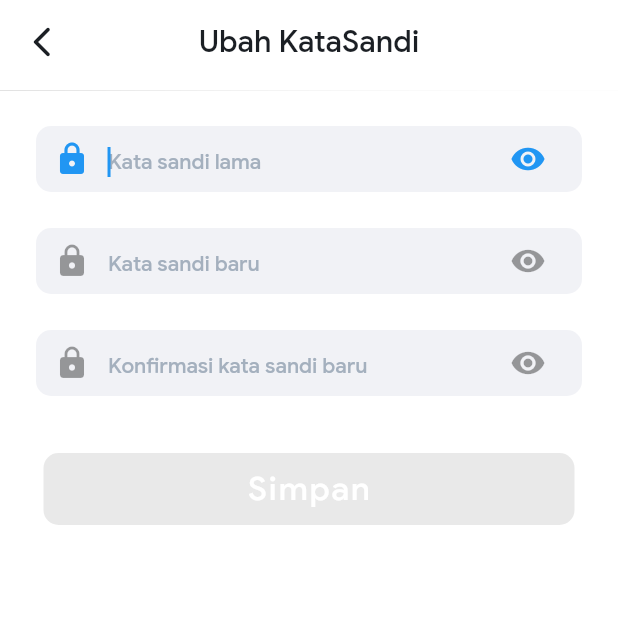
After one commit to ariefendi992/absen_siswa_qr_code, a Flutter app: the GuruChangePassPage screen opened directly, on a phone screen of 412 x 824 dp, the top half of it. The commit adds this screen. Run offline on Flutter 3.47's test engine with Material 2 defaults, Android fonts, the phone set to English and light mode, and no system bars; our stand-ins replace bloc, dio, dropdown_button2, equatable, flutter_bloc, flutter_secure_storage and 1 more; missing offline and left inert: mobile_scanner; accounts and stored records are empty; network calls fail.

Commit message:
update page ganti kata sandi

```diff
--- a/lib/cubit/user/guru/user_guru_state.dart
+++ b/lib/cubit/user/guru/user_guru_state.dart
@@ -20,6 +20,24 @@ class UserGuruSuccess extends UserGuruState {
   List<Object> get props => [userGuru];
 }
 
+class UserGuruUpdatePassSuccess extends UserGuruState {
+  final UserGuruModel userGuru;
+
+  const UserGuruUpdatePassSuccess(this.userGuru);
+
+  @override
+  List<Object> get props => [userGuru];
+}
+
+class UserGuruUpdateFailed extends UserGuruState {
+  final String error;
+
+  const UserGuruUpdateFailed(this.error);
+
+  @override
+  List<Object> get props => [error];
+}
+
 class UserGuruFailed extends UserGuruState {
   final String error;
 
--- a/lib/utils/url.dart
+++ b/lib/utils/url.dart
@@ -1 +1 @@
-String baseUrl = 'http://192.168.1.3:5000';
+String baseUrl = 'http://192.168.0.253:5000';
--- a/lib/views/auth/auth_page.dart
+++ b/lib/views/auth/auth_page.dart
@@ -230,7 +230,7 @@ class _AuthPageState extends State<AuthPage> {
                                     color: kGreyTextColor,
                                     fontSize: 14,
                                   ),
-                                  prefixIcon: Icon(Icons.person),
+                                  prefixIcon: Icon(Icons.lock_rounded),
                                   suffixIcon: true
                                       ? InkWell(
                                           onTap: () {
--- a/lib/views/guru/main_guru_page.dart
+++ b/lib/views/guru/main_guru_page.dart
@@ -2,7 +2,7 @@ import 'package:absen_siswa_qr_code/cubit/page/page_cubit.dart';
 import 'package:absen_siswa_qr_code/utils/theme.dart';
 import 'package:absen_siswa_qr_code/views/guru/menu/guru_home_page.dart';
 import 'package:absen_siswa_qr_code/views/guru/menu/guru_scan_qr_page.dart';
-import 'package:absen_siswa_qr_code/views/guru/menu/profil_guru_page.dart';
+import 'package:absen_siswa_qr_code/views/guru/menu/guru_profil_page.dart';
 import 'package:absen_siswa_qr_code/views/widgets/button_bottom_app_bar.dart';
 import 'package:flutter/material.dart';
 import 'package:flutter_bloc/flutter_bloc.dart';
--- /dev/null
+++ b/lib/views/guru/sub_menu/guru_change_password.dart
@@ -0,0 +1,410 @@
+import 'dart:async';
+
+import 'package:absen_siswa_qr_code/cubit/user/guru/user_guru_cubit.dart';
+import 'package:absen_siswa_qr_code/utils/theme.dart';
+import 'package:absen_siswa_qr_code/views/widgets/button_widget.dart';
+import 'package:flutter/material.dart';
+import 'package:flutter_bloc/flutter_bloc.dart';
+
+class GuruChangePassPage extends StatefulWidget {
+  const GuruChangePassPage({super.key});
+
+  @override
+  State<GuruChangePassPage> createState() => _GuruChangePassPageState();
+}
+
+class _GuruChangePassPageState extends State<GuruChangePassPage> {
+  final passwordController = TextEditingController();
+  final newPasswordController = TextEditingController();
+  final confirmNewPasswordController = TextEditingController();
+  bool _isVisible = true;
+  bool _isVisibleNewPass = true;
+  bool _isVisibleConfNewPass = true;
+  bool _isCheckPassword = false;
+  bool _isTruePassword = false;
+  bool _isEnabledNewPassword = false;
+  bool _isCheckNewPassword = false;
+  bool _isCheckNewPasswordError = false;
+  bool _isButtonWidgetEnable = false;
+  // bool _isCheckCaracterNewPassword = false;
+  bool showSnackBar = true;
+  String? oldPassword;
+  String? newPassword;
+  String? msgNewValidPass;
+
+  @override
+  void initState() {
+    super.initState();
+  }
+
+  onPasswordCheck(String password) {
+    setState(() {
+      _isCheckPassword = false;
+      _isEnabledNewPassword = false;
+      if (password.length >= 8) {
+        _isCheckPassword = true;
+        Map<String, dynamic> data = {'password': password};
+        context.read<UserGuruCubit>().checkPassGuru(data: data);
+      }
+      oldPassword = "";
+    });
+  }
+
+  // onNewPasswordCheck(String password) {
+  //   _isCheckCaracterNewPassword = false;
+  //   setState(() {
+  //     if (password.length )
+  //   });
+  // }
+
+  onConfNewPassCheck(String password) {
+    _isCheckNewPassword = false;
+    _isCheckNewPasswordError = false;
+    _isButtonWidgetEnable = false;
+    msgNewValidPass = null;
+    setState(() {
+      if (password.length >= 8) {
+        if (password == newPassword) {
+          _isCheckNewPassword = !_isCheckNewPassword;
+          _isCheckNewPasswordError = !_isCheckNewPasswordError;
+          _isButtonWidgetEnable = !_isButtonWidgetEnable;
+          msgNewValidPass = "Kata sandi sesuai";
+        } else {
+          _isCheckNewPasswordError = false;
+          msgNewValidPass = "Kata sandi baru tidak sesuai.";
+        }
+      }
+    });
+  }
+
+  @override
+  Widget build(BuildContext context) {
+    return Scaffold(
+      appBar: PreferredSize(
+        preferredSize: Size.fromHeight(60),
+        child: AppBar(
+          backgroundColor: kWhiteColor,
+          foregroundColor: secondary,
+          elevation: 0.2,
+          title: Text('Ubah KataSandi'),
+          centerTitle: true,
+          leading: Builder(
+            builder: (context) {
+              return IconButton(
+                onPressed: () {
+                  Navigator.pop(context);
+                  context.read<UserGuruCubit>().currenUserGuru();
+                },
+                icon: Icon(Icons.arrow_back_ios_new_rounded),
+              );
+            },
+          ),
+        ),
+      ),
+      body: WillPopScope(
+        onWillPop: () async {
+          context.read<UserGuruCubit>().currenUserGuru();
+          return true;
+        },
+        child: BlocConsumer<UserGuruCubit, UserGuruState>(
+          listener: (context, state) {
+            if (state is UserGuruSuccess) {
+              setState(() {
+                oldPassword = state.userGuru.additionalData!["msg"].toString();
+                _isTruePassword = true;
+                _isEnabledNewPassword = true;
+              });
+            } else if (state is UserGuruFailed) {
+              setState(() {
+                oldPassword = state.error.toString();
+                _isTruePassword = false;
+                _isEnabledNewPassword = false;
+                // _isCheckPassword = false;
+              });
+            }
+            if (state is UserGuruUpdatePassSuccess) {
+              // setState(() {
+              //   oldPassword = null;
+              //   _isTruePassword = false;
+              //   _isEnabledNewPassword = false;
+              // });
+
+              showSnackBar
+                  ? ScaffoldMessenger.of(context).showSnackBar(
+                      SnackBar(
+                        content: Text(
+                          'Data berhasil diperbaharui.',
+                          style: TextStyle(
+                            color: secondary,
+                          ),
+                        ),
+                        backgroundColor: successExtraSoft,
+                        behavior: SnackBarBehavior.floating,
+                        duration: Duration(seconds: 2),
+                        action: SnackBarAction(
+                          label: 'Dismiss',
+                          disabledTextColor: Colors.white,
+                          textColor: secondary,
+                          onPressed: () {
+                            //Do whatever you want
+                          },
+                        ),
+                      ),
+                    )
+                  : null;
+
+              Timer(Duration(seconds: 4), () {
+                setState(() {
+                  showSnackBar = !showSnackBar;
+                });
+                Navigator.pop(context);
+                context.read<UserGuruCubit>().currenUserGuru();
+              });
+            }
+          },
+          builder: (context, state) {
+            return ListView(
+              padding: const EdgeInsets.symmetric(horizontal: 24),
+              children: [
+                Container(
+                  margin: EdgeInsets.only(top: 24),
+                  height: 44,
+                  padding: EdgeInsets.only(right: 12),
+                  alignment: Alignment.centerLeft,
+                  decoration: BoxDecoration(
+                    color: kGreyBackgroundColor,
+                    borderRadius: BorderRadius.circular(10),
+                  ),
+                  child: TextFormField(
+                    autofocus: true,
+                    obscureText: _isVisible,
+                    controller: passwordController,
+                    decoration: InputDecoration(
+                      border: InputBorder.none,
+                      hintText: 'Kata sandi lama',
+                      hintStyle: TextStyle(
+                        fontWeight: medium,
+                        color: kGreyTextColor,
+                        fontSize: 14,
+                      ),
+                      prefixIcon: Icon(Icons.lock_rounded),
+                      suffixIcon: true
+                          ? InkWell(
+                              onTap: () {
+                                setState(() {
+                                  _isVisible = !_isVisible;
+                                });
+                              },
+                              child: Icon(_isVisible
+                                  ? Icons.visibility
+                                  : Icons.visibility_off),
+                            )
+                          // ignore: dead_code
+                          : null,
+                    ),
+                    onChanged: (password) => onPasswordCheck(password),
+                  ),
+                ),
+                SizedBox(height: 8),
+                _isCheckPassword
+                    ? Row(
+                        children: [
+                          AnimatedContainer(
+                            duration: Duration(milliseconds: 700),
+                            margin: EdgeInsets.only(left: 14),
+                            width: 20,
+                            height: 20,
+                            decoration: BoxDecoration(
+                              color: _isCheckPassword
+                                  ? _isTruePassword
+                                      ? successPrimary
+                                      : errorSoft
+                                  : Colors.transparent,
+                              borderRadius: BorderRadius.circular(100),
+                              border: Border.all(
+                                  color: _isCheckPassword
+                                      ? _isTruePassword
+                                          ? successSoft
+                                          : errorSoft
+                                      : Colors.transparent,
+                                  width: 1),
+                            ),
+                            child: Center(
+                              child: _isTruePassword
+                                  ? Icon(Icons.check,
+                                      color: kWhiteColor, size: 15)
+                                  : Icon(Icons.close,
+                                      color: kWhiteColor, size: 15),
+                            ),
+                          ),
+                          SizedBox(width: 10),
+                          Text(
+                            '${oldPassword ?? ""}',
+                            style: TextStyle(
+                              color: _isTruePassword ? secondary : errorSoft,
+                            ),
+                          ),
+                        ],
+                      )
+                    : SizedBox(),
+                Container(
+                  margin: EdgeInsets.only(top: 16),
+                  height: 44,
+                  padding: EdgeInsets.only(right: 12),
+                  alignment: Alignment.centerLeft,
+                  decoration: BoxDecoration(
+                    color: kGreyBackgroundColor,
+                    borderRadius: BorderRadius.circular(10),
+                  ),
+                  child: TextFormField(
+                    enabled: _isEnabledNewPassword,
+                    obscureText: _isVisibleNewPass,
+                    controller: newPasswordController,
+                    decoration: InputDecoration(
+                      border: InputBorder.none,
+                      hintText: 'Kata sandi baru',
+                      hintStyle: TextStyle(
+                        fontWeight: medium,
+                        color: kGreyTextColor,
+                        fontSize: 14,
+                      ),
+                      prefixIcon: Icon(Icons.lock_rounded),
+                      suffixIcon: true
+                          ? InkWell(
+                              onTap: () {
+                                setState(() {
+                                  _isVisibleNewPass = !_isVisibleNewPass;
+                                });
+                              },
+                              child: Icon(_isVisibleNewPass
+                                  ? Icons.visibility
+                                  : Icons.visibility_off),
+                            )
+                          // ignore: dead_code
+                          : null,
+                    ),
+                    onChanged: (password) {
+                      setState(() {
+                        newPassword = password;
+                      });
+                    },
+                  ),
+                ),
+                Column(
+                  children: [
+                    Container(
+                      margin: EdgeInsets.only(top: 24),
+                      height: 44,
+                      padding: EdgeInsets.only(right: 12),
+                      alignment: Alignment.centerLeft,
+                      decoration: BoxDecoration(
+                        color: kGreyBackgroundColor,
+                        borderRadius: BorderRadius.circular(10),
+                      ),
+                      child: TextFormField(
+                          enabled: _isEnabledNewPassword,
+                          obscureText: _isVisibleConfNewPass,
+                          controller: confirmNewPasswordController,
+                          decoration: InputDecoration(
+                            border: InputBorder.none,
+                            hintText: 'Konfirmasi kata sandi baru',
+                            hintStyle: TextStyle(
+                              fontWeight: medium,
+                              color: kGreyTextColor,
+                              fontSize: 14,
+                            ),
+                            prefixIcon: Icon(Icons.lock_rounded),
+                            suffixIcon: true
+                                ? InkWell(
+                                    onTap: () {
+                                      setState(() {
+                                        _isVisibleConfNewPass =
+                                            !_isVisibleConfNewPass;
+                                      });
+                                    },
+                                    child: Icon(_isVisibleConfNewPass
+                                        ? Icons.visibility
+                                        : Icons.visibility_off),
+                                  )
+                                // ignore: dead_code
+                                : null,
+                          ),
+                          onChanged: (password) {
+                            return onConfNewPassCheck(password);
+                          }),
+                    ),
+                    SizedBox(height: 8),
+                    _isCheckNewPassword
+                        ? Row(
+                            children: [
+                              AnimatedContainer(
+                                duration: Duration(milliseconds: 700),
+                                margin: EdgeInsets.only(left: 14),
+                                width: 20,
+                                height: 20,
+                                decoration: BoxDecoration(
+                                  color: _isCheckNewPassword
+                                      ? successPrimary
+                                      : Colors.transparent,
+                                  // : Colors.transparent,
+                                  borderRadius: BorderRadius.circular(100),
+                                  border: Border.all(
+                                      color: _isCheckNewPassword
+                                          ? successPrimary
+                                          : Colors.transparent,
+                                      width: 1),
+                                ),
+                                child: Center(
+                                  child: Icon(
+                                      _isCheckNewPassword
+                                          ? Icons.check
+                                          : Icons.close,
+                                      color: _isCheckNewPasswordError
+                                          ? kWhiteColor
+                                          : errorPrimary,
+                                      size: 15),
+                                ),
+                              ),
+                              SizedBox(width: 10),
+                              Text(
+                                '${msgNewValidPass ?? ""}',
+                                style: TextStyle(
+                                  color: _isCheckNewPassword
+                                      ? secondary
+                                      : errorSoft,
+                                ),
+                              ),
+                            ],
+                          )
+                        : SizedBox(),
+                  ],
+                ),
+                SizedBox(
+                  height: 30,
+                ),
+                ButtonWidget(
+                  elevation: _isButtonWidgetEnable ? 5 : 0,
+                  title: 'Simpan',
+                  height: 48,
+                  padding: EdgeInsets.symmetric(horizontal: 5),
+                  colors: _isButtonWidgetEnable ? primary : secondaryExtraSoft,
+                  onTap: _isButtonWidgetEnable
+                      ? () {
+                          Map<String, dynamic> data = {
+                            'password': newPassword,
+                          };
+
+                          context
+                              .read<UserGuruCubit>()
+                              .updatePassGuru(data: data);
+                        }
+                      : null,
+                )
+              ],
+            );
+          },
+        ),
+      ),
+    );
+  }
+}
--- a/lib/views/widgets/button_widget.dart
+++ b/lib/views/widgets/button_widget.dart
@@ -6,10 +6,12 @@ class ButtonWidget extends StatelessWidget {
   final double height;
   final String title;
   final double fontSize;
-  final margin;
-  final Function() onTap;
+  final EdgeInsets margin;
+  final EdgeInsets padding;
+  final Function()? onTap;
   final Color? colors;
   final double borderRadiusCircular;
+  final double elevation;
 
   const ButtonWidget({
     super.key,
@@ -19,15 +21,21 @@ class ButtonWidget extends StatelessWidget {
     this.width = double.infinity,
     this.fontSize = 22,
     this.margin = EdgeInsets.zero,
+    this.padding = EdgeInsets.zero,
     this.colors,
     this.borderRadiusCircular = 10,
+    this.elevation = 5,
   });
 
   @override
   Widget build(BuildContext context) {
-    return Material(
+    return Container(
+      margin: margin,
+      padding: padding,
+      child: Material(
         borderRadius: BorderRadius.circular(borderRadiusCircular),
-      color: colors == null ? kPrimaryColor : colors,
+        elevation: elevation,
+        color: colors ?? kPrimaryColor,
         child: InkWell(
           onTap: onTap,
           child: Container(
@@ -46,6 +54,7 @@ class ButtonWidget extends StatelessWidget {
             ),
           ),
         ),
+      ),
     );
   }
 }
--- a/pubspec.yaml
+++ b/pubspec.yaml
@@ -34,12 +34,13 @@ dependencies:
   equatable: ^2.0.5
   flutter:
     sdk: flutter
-  flutter_bloc: ^8.1.2
+  flutter_bloc: ^8.1.3
   flutter_secure_storage: ^8.0.0
   flutter_svg: ^1.1.6
   http: ^0.13.5
   mobile_scanner: ^3.2.0
   dropdown_button2: ^2.1.3
+  path_provider: ^2.0.15
 
 dev_dependencies:
   # The "flutter_lints" package below contains a set of recommended lints to
```
Also changed, not shown: lib/cubit/user/guru/user_guru_cubit.dart (+22 -0 lines), lib/services/dio_user_service.dart (+25 -0 lines), lib/views/guru/menu/guru_profil_page.dart (renamed from lib/views/guru/menu/profil_guru_page.dart, +9 -1 lines), lib/views/guru/sub_menu/guru_update_profil_page.dart (+13 -3 lines), pubspec.lock, 1 other file. Lines whose indentation alone changed are shown as unchanged.
